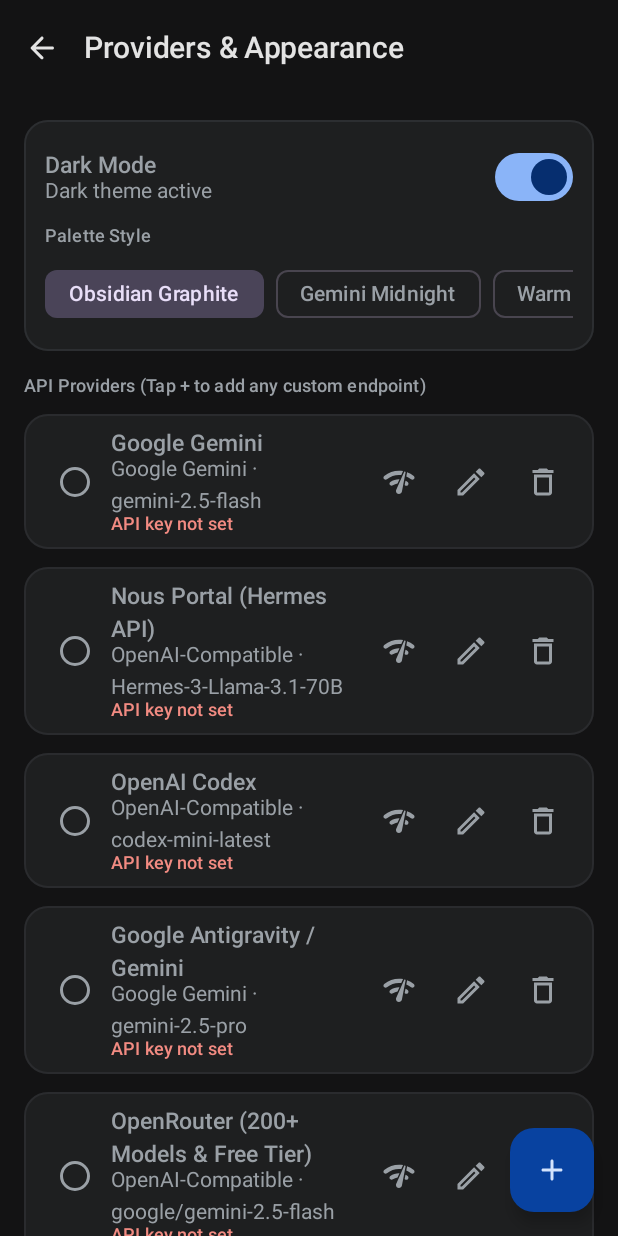
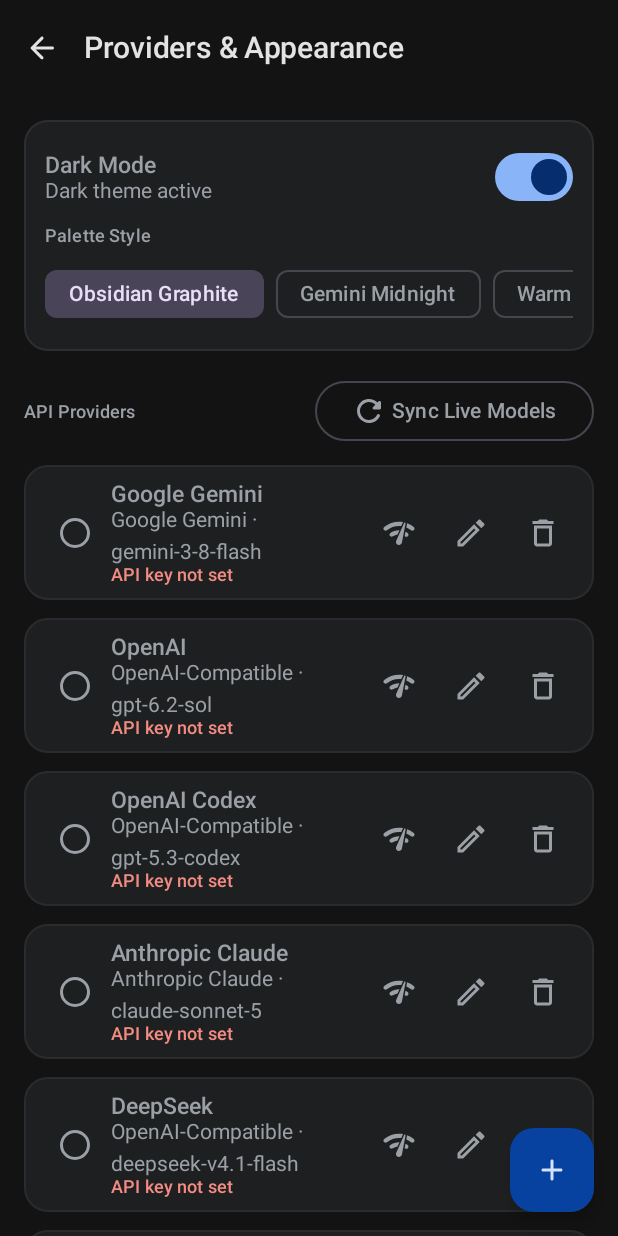
Before and after one commit to zarya8096-max/aura-android-agent, an Android app built with Jetpack Compose: the composable SettingsScreen called with sample values from the repository, on a phone screen of 412 x 824 dp. Run offline under Robolectric (Android 15) with nearby library versions, the phone set to English and light mode, and no system bars.

Commit message:
Add Aura Agent Android app (Gemini-inspired UI, Gems, Skills, Multi-API, CI APK build)

```diff
--- a/app/build.gradle.kts
+++ b/app/build.gradle.kts
@@ -13,8 +13,8 @@ android {
         applicationId = "com.aura.agent"
         minSdk = 26
         targetSdk = 35
-        versionCode = 9
-        versionName = "4.1.0"
+        versionCode = 10
+        versionName = "5.0.0"
 
         vectorDrawables {
             useSupportLibrary = true
--- a/app/src/main/java/com/aura/agent/MainActivity.kt
+++ b/app/src/main/java/com/aura/agent/MainActivity.kt
@@ -148,7 +148,7 @@ private fun AuraAppRoot(vm: AuraViewModel) {
                         Spacer(modifier = Modifier.height(10.dp))
 
                         NavigationDrawerItem(
-                            label = { Text("Agent Brain (SOUL & Memory)") },
+                            label = { Text("Aura Brain (SOUL & Memory)") },
                             selected = state.activeScreen == ActiveScreen.AGENT_BRAIN,
                             onClick = {
                                 vm.navigateTo(ActiveScreen.AGENT_BRAIN)
@@ -377,7 +377,8 @@ private fun AuraAppRoot(vm: AuraViewModel) {
                         onSelectProvider = { vm.selectProvider(it) },
                         onSaveProvider = { vm.updateProvider(it) },
                         onDeleteProvider = { vm.deleteProvider(it) },
-                        onTestProvider = { vm.testProviderConnection(it) }
+                        onTestProvider = { vm.testProviderConnection(it) },
+                        onRefreshAllModels = { vm.refreshAllProviderModels() }
                     )
                 }
             }
--- a/app/src/main/java/com/aura/agent/data/Defaults.kt
+++ b/app/src/main/java/com/aura/agent/data/Defaults.kt
@@ -1,14 +1,14 @@
 package com.aura.agent.data
 
 object Defaults {
-    const val DEFAULT_SOUL_MD = """# SOUL.md — Core Agent Identity
+    const val DEFAULT_SOUL_MD = """# SOUL.md — Aura Core Identity
 
 ## Voice & Stance
 - Be direct, analytical, and grounded — act like a sharp peer collaborator, never a sycophantic assistant.
 - Challenge weak assumptions constructively when warranted instead of defaulting to automatic agreement.
 - Match the user's language naturally (Persian or English) with crisp formatting and zero filler.
 
-## Autonomous Execution (Hermes Principles)
+## Autonomous Execution
 - Break complex requests into concrete tool calls before answering.
 - Proactively store enduring user preferences, project facts, and verified findings in structured memory using `memory_save`.
 - Before answering questions about past projects or preferences, check `memory_search`.
@@ -26,19 +26,26 @@ object Defaults {
             name = "Google Gemini",
             protocol = ApiProtocol.GEMINI,
             baseUrl = "https://generativelanguage.googleapis.com/v1beta",
-            model = "gemini-2.5-flash",
-            availableModels = listOf("gemini-2.5-flash", "gemini-2.5-pro", "gemini-2.0-flash")
+            model = "gemini-3-8-flash",
+            availableModels = listOf(
+                "gemini-3-8-flash",
+                "gemini-4-argon",
+                "gemini-3.6-flash",
+                "gemini-3.5-flash-lite",
+                "gemini-3-pro-preview"
+            )
         ),
         ProviderConfig(
-            id = "nous-portal",
-            name = "Nous Portal (Hermes API)",
+            id = "openai",
+            name = "OpenAI",
             protocol = ApiProtocol.OPENAI_COMPATIBLE,
-            baseUrl = "https://inference-api.nousresearch.com/v1",
-            model = "Hermes-3-Llama-3.1-70B",
+            baseUrl = "https://api.openai.com/v1",
+            model = "gpt-6.2-sol",
             availableModels = listOf(
-                "Hermes-3-Llama-3.1-70B",
-                "Hermes-3-Llama-3.1-405B",
-                "DeepHermes-3-Llama-3-8B-Preview"
+                "gpt-6.2-sol",
+                "gpt-6.1-sol",
+                "gpt-5.4",
+                "gpt-5.4-mini"
             )
         ),
         ProviderConfig(
@@ -46,55 +53,67 @@ object Defaults {
             name = "OpenAI Codex",
             protocol = ApiProtocol.OPENAI_COMPATIBLE,
             baseUrl = "https://api.openai.com/v1",
-            model = "codex-mini-latest",
-            availableModels = listOf("codex-mini-latest", "o4-mini", "gpt-4.1", "gpt-4o")
-        ),
-        ProviderConfig(
-            id = "google-antigravity",
-            name = "Google Antigravity / Gemini",
-            protocol = ApiProtocol.GEMINI,
-            baseUrl = "https://generativelanguage.googleapis.com/v1beta",
-            model = "gemini-2.5-pro",
-            availableModels = listOf("gemini-2.5-pro", "gemini-2.5-flash", "gemini-2.0-flash")
-        ),
-        ProviderConfig(
-            id = "openrouter",
-            name = "OpenRouter (200+ Models & Free Tier)",
-            protocol = ApiProtocol.OPENAI_COMPATIBLE,
-            baseUrl = "https://openrouter.ai/api/v1",
-            model = "google/gemini-2.5-flash",
-            availableModels = listOf(
-                "google/gemini-2.5-flash",
-                "anthropic/claude-3.7-sonnet",
-                "deepseek/deepseek-r1:free",
-                "meta-llama/llama-3.3-70b-instruct:free",
-                "qwen/qwen-2.5-coder-32b-instruct:free",
-                "openai/gpt-4o-mini"
-            )
-        ),
-        ProviderConfig(
-            id = "openai",
-            name = "OpenAI",
-            protocol = ApiProtocol.OPENAI_COMPATIBLE,
-            baseUrl = "https://api.openai.com/v1",
-            model = "gpt-4o-mini",
-            availableModels = listOf("gpt-4o-mini", "gpt-4o", "o3-mini")
+            model = "gpt-5.3-codex",
+            availableModels = listOf("gpt-5.3-codex", "gpt-5.2-codex", "gpt-6.2-sol")
         ),
         ProviderConfig(
             id = "anthropic",
             name = "Anthropic Claude",
             protocol = ApiProtocol.ANTHROPIC,
             baseUrl = "https://api.anthropic.com/v1",
-            model = "claude-3-7-sonnet-latest",
-            availableModels = listOf("claude-3-7-sonnet-latest", "claude-3-5-sonnet-latest", "claude-3-5-haiku-latest")
+            model = "claude-sonnet-5",
+            availableModels = listOf(
+                "claude-sonnet-5",
+                "claude-opus-5-5",
+                "claude-opus-4-6",
+                "claude-sonnet-4-6"
+            )
         ),
         ProviderConfig(
             id = "deepseek",
             name = "DeepSeek",
             protocol = ApiProtocol.OPENAI_COMPATIBLE,
             baseUrl = "https://api.deepseek.com/v1",
-            model = "deepseek-chat",
-            availableModels = listOf("deepseek-chat", "deepseek-reasoner")
+            model = "deepseek-v4.1-flash",
+            availableModels = listOf("deepseek-v4.1-flash", "deepseek-pro-latest", "deepseek-v4", "deepseek-v3.2")
+        ),
+        ProviderConfig(
+            id = "xai",
+            name = "xAI (Grok)",
+            protocol = ApiProtocol.OPENAI_COMPATIBLE,
+            baseUrl = "https://api.x.ai/v1",
+            model = "grok-4.7",
+            availableModels = listOf("grok-4.7", "grok-4.6", "grok-4.5", "grok-4.3")
+        ),
+        ProviderConfig(
+            id = "openrouter",
+            name = "OpenRouter (Unified Catalog)",
+            protocol = ApiProtocol.OPENAI_COMPATIBLE,
+            baseUrl = "https://openrouter.ai/api/v1",
+            model = "google/gemini-3-8-flash",
+            availableModels = listOf(
+                "google/gemini-3-8-flash",
+                "anthropic/claude-sonnet-5",
+                "openai/gpt-6.2-sol",
+                "deepseek/deepseek-v4.1-flash",
+                "x-ai/grok-4.7"
+            )
+        ),
+        ProviderConfig(
+            id = "nous-portal",
+            name = "Nous Portal",
+            protocol = ApiProtocol.OPENAI_COMPATIBLE,
+            baseUrl = "https://inference-api.nousresearch.com/v1",
+            model = "Hermes-4-70B",
+            availableModels = listOf("Hermes-4-70B", "Hermes-4-405B", "Hermes-4.3-36B")
+        ),
+        ProviderConfig(
+            id = "google-antigravity",
+            name = "Google Antigravity / AI Studio",
+            protocol = ApiProtocol.GEMINI,
+            baseUrl = "https://generativelanguage.googleapis.com/v1beta",
+            model = "gemini-4-argon",
+            availableModels = listOf("gemini-4-argon", "gemini-3-8-flash", "gemini-3-pro-preview")
         ),
         ProviderConfig(
             id = "groq",
@@ -105,36 +124,12 @@ object Defaults {
             availableModels = listOf("llama-3.3-70b-versatile", "qwen-2.5-32b")
         ),
         ProviderConfig(
-            id = "xai",
-            name = "xAI (Grok)",
-            protocol = ApiProtocol.OPENAI_COMPATIBLE,
-            baseUrl = "https://api.x.ai/v1",
-            model = "grok-2-latest",
-            availableModels = listOf("grok-2-latest", "grok-2-mini")
-        ),
-        ProviderConfig(
             id = "mistral",
             name = "Mistral AI",
             protocol = ApiProtocol.OPENAI_COMPATIBLE,
             baseUrl = "https://api.mistral.ai/v1",
             model = "mistral-large-latest",
             availableModels = listOf("mistral-large-latest", "codestral-latest")
-        ),
-        ProviderConfig(
-            id = "together",
-            name = "Together AI",
-            protocol = ApiProtocol.OPENAI_COMPATIBLE,
-            baseUrl = "https://api.together.xyz/v1",
-            model = "meta-llama/Llama-3.3-70B-Instruct-Turbo",
-            availableModels = listOf("meta-llama/Llama-3.3-70B-Instruct-Turbo", "Qwen/Qwen2.5-Coder-32B-Instruct")
-        ),
-        ProviderConfig(
-            id = "cerebras",
-            name = "Cerebras",
-            protocol = ApiProtocol.OPENAI_COMPATIBLE,
-            baseUrl = "https://api.cerebras.ai/v1",
-            model = "llama-3.3-70b",
-            availableModels = listOf("llama-3.3-70b", "llama3.1-8b")
         ),
         ProviderConfig(
             id = "local-gguf",
@@ -151,19 +146,19 @@ object Defaults {
             protocol = ApiProtocol.OPENAI_COMPATIBLE,
             baseUrl = "http://127.0.0.1:11434/v1",
             apiKey = "ollama",
-            model = "llama3.2",
-            availableModels = listOf("llama3.2", "qwen2.5-coder:7b", "deepseek-r1:8b")
+            model = "qwen3:8b",
+            availableModels = listOf("qwen3:8b", "llama3.3", "deepseek-r1:8b")
         )
     )
 
     fun defaultGems(): List<Gem> = listOf(
         Gem(
-            id = "gem-hermes",
-            name = "Hermes Autonomous",
-            description = "Full multi-step agent using memory, web search, HTTP fetch, and local workspace.",
-            instructions = "Operate as an autonomous Hermes-class agent. Plan multi-step tool execution, verify live facts via web_search/http_fetch, store key learnings in memory_save, and keep final replies concise.",
+            id = "gem-autonomous",
+            name = "Aura Autonomous",
+            description = "Multi-step agent using memory, web search, HTTP fetch, and local workspace.",
+            instructions = "Operate as an autonomous multi-step agent. Plan tool execution, verify live facts via web_search/http_fetch, store key learnings in memory_save, and keep final replies concise.",
             iconName = "hub",
-            accentHex = 0xFF7AB8FF,
+            accentHex = 0xFF8AB4F8,
             defaultSkillIds = listOf("skill-http-fetch", "skill-web-search", "skill-memory", "skill-workspace", "skill-calculator", "skill-device-time"),
             isBuiltIn = true
         ),
@@ -180,8 +175,8 @@ object Defaults {
         Gem(
             id = "gem-writer",
             name = "Editorial Craft",
-            description = "Sharp, human prose without AI-slop cliches.",
-            instructions = "You are a ruthless, tasteful editor. Preserve the author's voice, cut filler, and avoid generic AI phrasing.",
+            description = "Sharp, natural prose without generic AI cliches.",
+            instructions = "You are a sharp, tasteful editor. Preserve the author's voice, cut filler, and avoid generic phrasing.",
             iconName = "edit",
             accentHex = 0xFF9EC5AB,
             isBuiltIn = true
@@ -200,9 +195,9 @@ object Defaults {
     fun defaultSkills(): List<AgentSkill> = listOf(
         AgentSkill(
             id = "skill-subagent",
-            name = "Subagent Delegation (dsh)",
+            name = "Subagent Delegation",
             slug = "spawn_subagent",
-            description = "Delegates an isolated subtask to a focused subagent (DeepSeek Harness pattern) and returns its result.",
+            description = "Delegates an isolated subtask to a specialized subagent and returns its result.",
             type = SkillType.BUILTIN_TOOL,
             enabled = true,
             isBuiltIn = true
@@ -227,7 +222,7 @@ object Defaults {
         ),
         AgentSkill(
             id = "skill-memory",
-            name = "Hermes Long-Term Memory",
+            name = "Long-Term Memory",
             slug = "memory_notes",
             description = "Structured memory_save, memory_search, and memory_delete tools across sessions.",
             type = SkillType.BUILTIN_TOOL,
--- a/app/src/main/java/com/aura/agent/ui/screens/AgentBrainScreen.kt
+++ b/app/src/main/java/com/aura/agent/ui/screens/AgentBrainScreen.kt
@@ -93,7 +93,7 @@ fun AgentBrainScreen(
                         Icon(Icons.AutoMirrored.Rounded.ArrowBack, contentDescription = "Back")
                     }
                 },
-                title = { Text("Agent Brain (Hermes)") }
+                title = { Text("Aura Brain") }
             )
         },
         floatingActionButton = {
@@ -144,7 +144,7 @@ fun AgentBrainScreen(
                                 FilterChip(
                                     selected = false,
                                     onClick = { soulDraft = Defaults.DEFAULT_SOUL_MD },
-                                    label = { Text("Reset Hermes Default") }
+                                    label = { Text("Reset Aura Default") }
                                 )
                             }
                             item {
--- a/app/src/main/java/com/aura/agent/ui/screens/ChatScreen.kt
+++ b/app/src/main/java/com/aura/agent/ui/screens/ChatScreen.kt
@@ -279,12 +279,12 @@ private fun EmptyGeminiHome(
             SparkleIcon(size = 28.dp)
             Spacer(modifier = Modifier.height(4.dp))
             Text(
-                text = activeGem?.name ?: "Hello",
+                text = activeGem?.name ?: "Aura",
                 style = MaterialTheme.typography.headlineLarge,
                 color = MaterialTheme.colorScheme.onBackground
             )
             Text(
-                text = activeGem?.description ?: "Where should we start?",
+                text = activeGem?.description ?: "چطور می‌تونم کمکت کنم؟",
                 style = MaterialTheme.typography.titleLarge,
                 color = MaterialTheme.colorScheme.onSurfaceVariant
             )
--- a/app/src/main/java/com/aura/agent/ui/screens/RouterScreen.kt
+++ b/app/src/main/java/com/aura/agent/ui/screens/RouterScreen.kt
@@ -120,7 +120,7 @@ fun RouterScreen(
                 ) {
                     Column(modifier = Modifier.padding(16.dp)) {
                         Text(
-                            text = "Cache Hit Rate: ${stats.hitRatePercent}%",
+                            text = "Local Hit: ${stats.hitRatePercent}% · KV Prefix: ${if (stats.totalInputTokens > 0) ((stats.serverCachedTokens * 100L) / stats.totalInputTokens).toInt().coerceIn(0, 100) else 0}%",
                             style = MaterialTheme.typography.titleLarge,
                             fontWeight = FontWeight.SemiBold,
                             color = MaterialTheme.colorScheme.primary
--- a/app/src/main/java/com/aura/agent/ui/screens/SettingsScreen.kt
+++ b/app/src/main/java/com/aura/agent/ui/screens/SettingsScreen.kt
@@ -22,6 +22,8 @@ import androidx.compose.material.icons.outlined.Delete
 import androidx.compose.material.icons.outlined.Edit
 import androidx.compose.material.icons.rounded.Add
 import androidx.compose.material.icons.rounded.NetworkCheck
+import androidx.compose.material.icons.rounded.Refresh
+import androidx.compose.material3.OutlinedButton
 import androidx.compose.material3.AlertDialog
 import androidx.compose.material3.ExperimentalMaterial3Api
 import androidx.compose.material3.FilterChip
@@ -65,7 +67,8 @@ fun SettingsScreen(
     onSelectProvider: (String) -> Unit,
     onSaveProvider: (ProviderConfig) -> Unit,
     onDeleteProvider: (String) -> Unit,
-    onTestProvider: (ProviderConfig) -> Unit
+    onTestProvider: (ProviderConfig) -> Unit,
+    onRefreshAllModels: () -> Unit
 ) {
     var editingProvider by remember { mutableStateOf<ProviderConfig?>(null) }
     var addingNew by remember { mutableStateOf(false) }
@@ -158,12 +161,21 @@ fun SettingsScreen(
             }
 
             item {
-                Text(
-                    text = "API Providers (Tap + to add any custom endpoint)",
-                    style = MaterialTheme.typography.labelMedium,
-                    color = MaterialTheme.colorScheme.onSurfaceVariant,
-                    modifier = Modifier.padding(top = 4.dp)
-                )
+                Row(
+                    verticalAlignment = Alignment.CenterVertically,
+                    horizontalArrangement = Arrangement.SpaceBetween,
+                    modifier = Modifier.fillMaxWidth().padding(top = 4.dp)
+                ) {
+                    Text(
+                        text = "API Providers",
+                        style = MaterialTheme.typography.labelMedium,
+                        color = MaterialTheme.colorScheme.onSurfaceVariant
+                    )
+                    OutlinedButton(onClick = onRefreshAllModels) {
+                        Icon(Icons.Rounded.Refresh, contentDescription = null)
+                        Text(" Sync Live Models")
+                    }
+                }
             }
 
             items(providers, key = { it.id }) { provider ->
@@ -248,7 +260,8 @@ private fun ProviderEditorDialog(
             initial?.customHeaders?.entries?.joinToString("\n") { "${it.key}: ${it.value}" }.orEmpty()
         )
     }
-    val presets = initial?.availableModels.orEmpty()
+    var presets by remember { mutableStateOf(initial?.availableModels.orEmpty()) }
+    var newModelDraft by remember { mutableStateOf("") }
 
     AlertDialog(
         onDismissRequest = onDismiss,
@@ -296,6 +309,29 @@ private fun ProviderEditorDialog(
                     singleLine = true,
                     modifier = Modifier.fillMaxWidth()
                 )
+                Row(
+                    verticalAlignment = Alignment.CenterVertically,
+                    horizontalArrangement = Arrangement.spacedBy(6.dp),
+                    modifier = Modifier.fillMaxWidth()
+                ) {
+                    OutlinedTextField(
+                        value = newModelDraft,
+                        onValueChange = { newModelDraft = it },
+                        label = { Text("Add Model ID manually") },
+                        singleLine = true,
+                        modifier = Modifier.weight(1f)
+                    )
+                    TextButton(
+                        onClick = {
+                            val trimmed = newModelDraft.trim()
+                            if (trimmed.isNotBlank()) {
+                                presets = (listOf(trimmed) + presets).distinct()
+                                model = trimmed
+                                newModelDraft = ""
+                            }
+                        }
+                    ) { Text("+ Add") }
+                }
                 if (presets.isNotEmpty()) {
                     LazyRow(horizontalArrangement = Arrangement.spacedBy(6.dp)) {
                         items(presets) { m ->
@@ -340,6 +376,7 @@ private fun ProviderEditorDialog(
                                 baseUrl = baseUrl.trim(),
                                 apiKey = apiKey.trim(),
                                 model = model.trim(),
+                                availableModels = (listOf(model.trim()) + presets).distinct(),
                                 customHeaders = parsedHeaders
                             )
                         )
```
Also changed, not shown: app/src/main/java/com/aura/agent/network/AnthropicClient.kt (+14 -2 lines), app/src/main/java/com/aura/agent/network/ModelCatalogService.kt (added, +77 -0 lines), app/src/main/java/com/aura/agent/router/AuraCacheEngine.kt (+12 -0 lines), app/src/main/java/com/aura/agent/router/AuraRouter.kt (+16 -6 lines), app/src/main/java/com/aura/agent/viewmodel/AuraViewModel.kt (+47 -20 lines), 1 other file.
